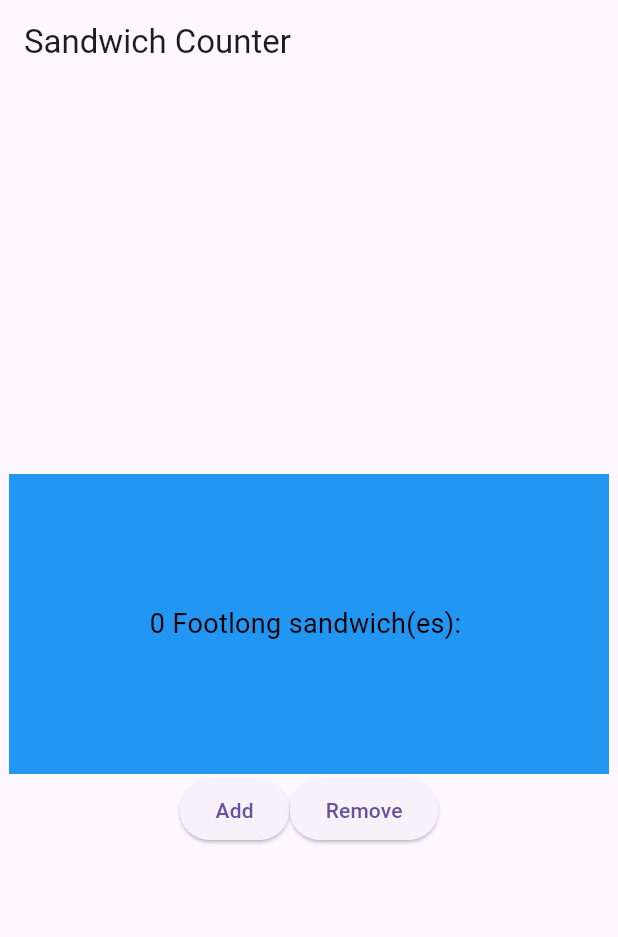
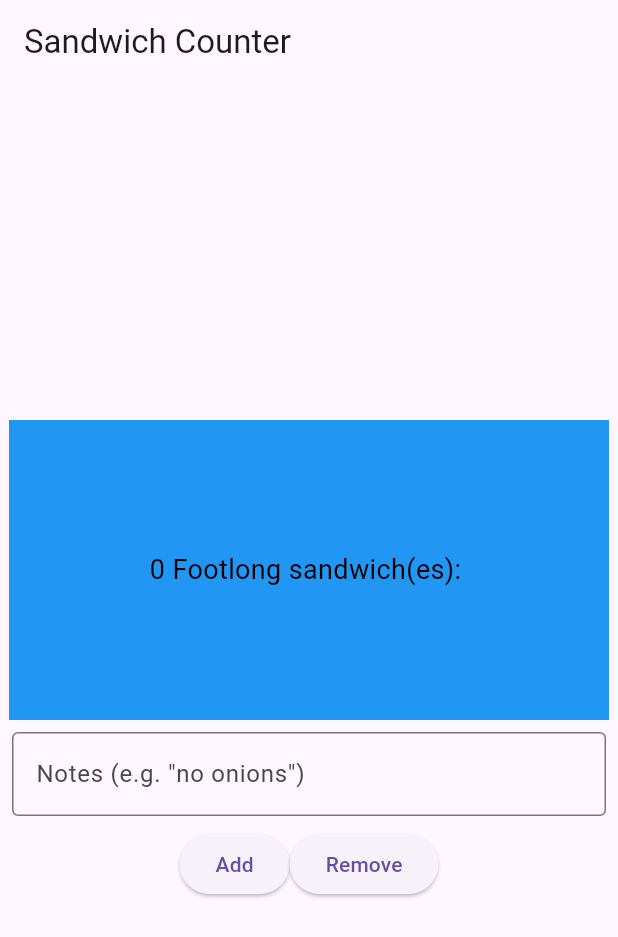
Before and after one commit to sd7n/seansandwich_shop, a Flutter app: the screen it shows after launch, on a phone screen of 412 x 824 dp. Shown: the top 937 px of the screen. Run offline on Flutter 3.47's test engine with Material 3 defaults, Android fonts, the light colour scheme and no system bars.

Commit message:
Add order notes field

```diff
--- a/lib/main.dart
+++ b/lib/main.dart
@@ -30,15 +30,24 @@ class OrderScreen extends StatefulWidget {
 
 class _OrderScreenState extends State<OrderScreen> {
   int _quantity = 0;
+  final TextEditingController _noteController = TextEditingController();
+
+  @override
+  void dispose() {
+    _noteController.dispose();
+    super.dispose();
+  }
 
   void _increaseQuantity() {
   if (_quantity < widget.maxQuantity) {
+    final note = _noteController.text.trim();
     setState(() => _quantity++);
   }
 }
 
 void _decreaseQuantity() {
   if (_quantity > 0) {
+    final note = _noteController.text.trim();
     setState(() => _quantity--);
   }
 }
@@ -57,6 +66,21 @@ void _decreaseQuantity() {
               _quantity,
               'Footlong',
             ),
+
+            //Inserted TextField for notes
+            Padding(
+              padding: const EdgeInsets.all(8.0),
+              child: TextField(
+                controller: _noteController,
+                decoration: const InputDecoration(
+                  border: OutlineInputBorder(),
+                  labelText: 'Notes (e.g. "no onions")',
+                ),
+                textInputAction: TextInputAction.done,
+                //optional: onChanged: (s) => setState(() {}), //if you want live preview
+              ),
+            ),
+
             Row(
               mainAxisAlignment: MainAxisAlignment.center,
               children: [
@@ -80,8 +104,9 @@ void _decreaseQuantity() {
 class OrderItemDisplay extends StatelessWidget {
   final String itemType;
   final int quantity;
+  final String? note;
 
-  const OrderItemDisplay(this.quantity, this.itemType, {super.key});
+  const OrderItemDisplay(this.quantity, this.itemType, {this.note, super.key});
 
   @override
   Widget build(BuildContext context) {
@@ -90,11 +115,21 @@ class OrderItemDisplay extends StatelessWidget {
       height: 200,
       color: Colors.blue,
       alignment: Alignment.center,
-      child: Text(
-        '$quantity $itemType sandwich(es): ${List.filled(quantity, '🥪').join()}',
-        style: const TextStyle(color: Colors.black, fontSize: 18),
-        maxLines: 1,
-        overflow: TextOverflow.ellipsis,
+      child: Column(
+        mainAxisAlignment: MainAxisAlignment.center,
+        children: [
+          Text(
+            '$quantity $itemType sandwich(es): ${List.filled(quantity, '🥪').join()}',
+            style: const TextStyle(color: Colors.black, fontSize: 18),
+            maxLines: 1,
+            overflow: TextOverflow.ellipsis,
+          ),
+          if (note != null && note!.isNotEmpty)
+            Padding(
+              padding: const EdgeInsets.only(top: 8.0),
+              child: Text('Note: $note', style: const TextStyle(color: Colors.black)),
+            ),
+        ],
       ),
     );
   }
```
